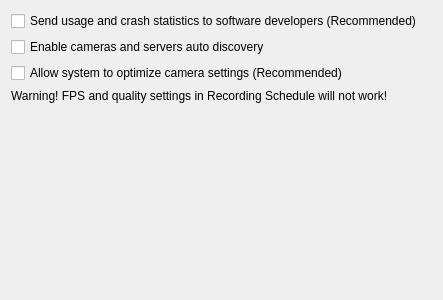
Before: the Qt Designer form client/src/ui/widgets/settings/camera_management_widget.ui in networkoptix/nx_open, drawn with Qt 5.
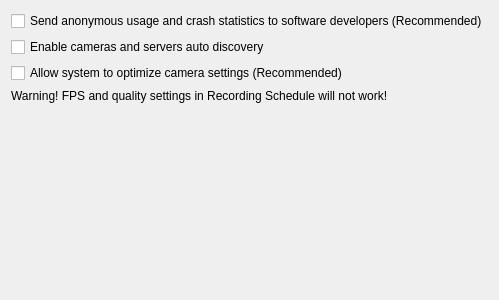
After: the same form once the commit is applied.

Commit message:
(Issue #5693) :  Improve texts asking about collecting statistics
<==== Mercurial data ====>
Branch: dev_2.3.2

```diff
--- a/client/src/ui/widgets/settings/camera_management_widget.ui
+++ b/client/src/ui/widgets/settings/camera_management_widget.ui
@@ -17,7 +17,7 @@
    <item>
     <widget class="QCheckBox" name="statisticsReportCheckBox">
      <property name="text">
-      <string>Send usage and crash statistics to software developers (Recommended)</string>
+      <string>Send anonymous usage and crash statistics to software developers (Recommended)</string>
      </property>
     </widget>
    </item>
```
The commit also changes 10 other files.
